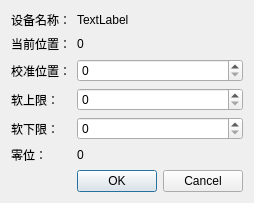
niuyuxin/touchScreen, file ui/settingpara.ui: the form before one commit.
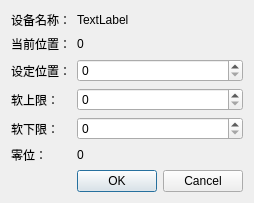
The form after the commit.

What changed in the file:
```diff
--- a/ui/settingpara.ui
+++ b/ui/settingpara.ui
@@ -102,7 +102,7 @@
    <item row="2" column="0">
     <widget class="QLabel" name="label_6">
      <property name="text">
-      <string>校准位置：</string>
+      <string>设定位置：</string>
      </property>
     </widget>
    </item>
```
